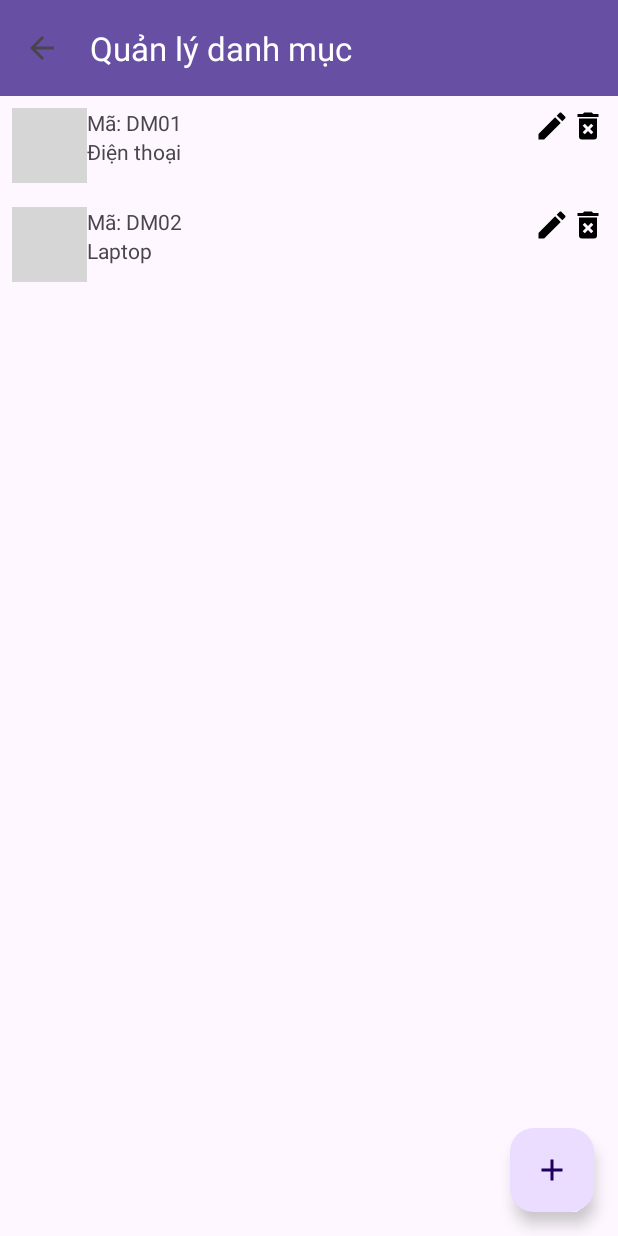
After one commit to Hailexuan00/appJPMart, an Android app: the DanhMucActivity screen opened directly, with no data from a screen before it, on a phone screen of 412 x 824 dp. The commit adds this screen. Run offline under Robolectric (Android 15) with nearby library versions, the phone set to English and light mode, and no system bars; grey boxes are pictures that could not be loaded.

Commit message:
code Danh Mục

```diff
--- a/app/src/main/AndroidManifest.xml
+++ b/app/src/main/AndroidManifest.xml
@@ -12,6 +12,9 @@
         android:supportsRtl="true"
         android:theme="@style/Theme.JPMart_app"
         tools:targetApi="31">
+        <activity
+            android:name=".ChucNang.DanhMucActivity"
+            android:exported="false" />
         <activity
             android:name=".ChucNang.NhanVienActivity"
             android:exported="false" />
--- /dev/null
+++ b/app/src/main/java/fpoly/hailxph49396/jpmart_app/Adapter/DanhMucAdapter.java
@@ -0,0 +1,102 @@
+package fpoly.hailxph49396.jpmart_app.Adapter;
+
+import android.app.AlertDialog;
+import android.content.Context;
+import android.view.LayoutInflater;
+import android.view.View;
+import android.view.ViewGroup;
+import android.widget.EditText;
+import android.widget.ImageButton;
+import android.widget.TextView;
+import android.widget.Toast;
+
+import androidx.annotation.NonNull;
+import androidx.recyclerview.widget.RecyclerView;
+
+import java.util.ArrayList;
+
+import fpoly.hailxph49396.jpmart_app.DAO.DanhMucDAO;
+
+import fpoly.hailxph49396.jpmart_app.DTO.DanhMucDTO;
+import fpoly.hailxph49396.jpmart_app.R;
+
+public class DanhMucAdapter extends RecyclerView.Adapter<DanhMucAdapter.ViewHolder> {
+    private Context context;
+    private ArrayList<DanhMucDTO> list;
+    private DanhMucDAO dao;
+
+    public DanhMucAdapter(Context context, ArrayList<DanhMucDTO> list, DanhMucDAO dao) {
+        this.context = context;
+        this.list = list;
+        this.dao = dao;
+    }
+
+    @NonNull
+    @Override
+    public ViewHolder onCreateViewHolder(@NonNull ViewGroup parent, int viewType) {
+        View v = LayoutInflater.from(context).inflate(R.layout.item_danh_muc, parent, false);
+        return new ViewHolder(v);
+    }
+
+    @Override
+    public void onBindViewHolder(@NonNull ViewHolder h, int position) {
+        DanhMucDTO dm = list.get(position);
+        h.tvMaDM.setText("Mã: " + dm.getMaDanhMuc());
+        h.tvTenDM.setText(dm.getTenDanhMuc());
+
+        h.btnEdit.setOnClickListener(v -> {
+            View dialogView = LayoutInflater.from(context).inflate(R.layout.dialog_danh_muc, null);
+            EditText edMa = dialogView.findViewById(R.id.edMaDM);
+            EditText edTen = dialogView.findViewById(R.id.edTenDM);
+
+            edMa.setText(dm.getMaDanhMuc());
+            edMa.setEnabled(false);
+            edTen.setText(dm.getTenDanhMuc());
+
+            new AlertDialog.Builder(context)
+                    .setTitle("Sửa Danh Mục")
+                    .setView(dialogView)
+                    .setPositiveButton("Lưu", (d, w) -> {
+                        dm.setTenDanhMuc(edTen.getText().toString().trim());
+                        if (dao.update(dm)) {
+                            list.set(position, dm);
+                            notifyItemChanged(position);
+                            Toast.makeText(context, "Đã cập nhật", Toast.LENGTH_SHORT).show();
+                        }
+                    })
+                    .setNegativeButton("Hủy", null)
+                    .show();
+        });
+
+        h.btnDelete.setOnClickListener(v -> {
+            new AlertDialog.Builder(context)
+                    .setMessage("Xóa danh mục này?")
+                    .setPositiveButton("Xóa", (d, w) -> {
+                        if (dao.delete(dm.getMaDanhMuc())) {
+                            list.remove(position);
+                            notifyItemRemoved(position);
+                            Toast.makeText(context, "Đã xóa", Toast.LENGTH_SHORT).show();
+                        }
+                    })
+                    .setNegativeButton("Hủy", null)
+                    .show();
+        });
+    }
+
+    @Override
+    public int getItemCount() {
+        return list.size();
+    }
+
+    public class ViewHolder extends RecyclerView.ViewHolder {
+        TextView tvMaDM, tvTenDM;
+        ImageButton btnEdit, btnDelete;
+        public ViewHolder(@NonNull View itemView) {
+            super(itemView);
+            tvMaDM = itemView.findViewById(R.id.tvMaDM);
+            tvTenDM = itemView.findViewById(R.id.tvTenDM);
+            btnEdit = itemView.findViewById(R.id.btnEditDM);
+            btnDelete = itemView.findViewById(R.id.btnDeleteDM);
+        }
+    }
+}
--- /dev/null
+++ b/app/src/main/java/fpoly/hailxph49396/jpmart_app/ChucNang/DanhMucActivity.java
@@ -0,0 +1,93 @@
+package fpoly.hailxph49396.jpmart_app.ChucNang;
+
+import android.app.AlertDialog;
+import android.content.Intent;
+import android.os.Bundle;
+import android.view.LayoutInflater;
+import android.view.View;
+import android.widget.EditText;
+import android.widget.Toast;
+
+import androidx.appcompat.app.AppCompatActivity;
+import androidx.appcompat.widget.Toolbar;
+import androidx.recyclerview.widget.LinearLayoutManager;
+import androidx.recyclerview.widget.RecyclerView;
+
+import com.google.android.material.floatingactionbutton.FloatingActionButton;
+
+import java.util.ArrayList;
+
+import fpoly.hailxph49396.jpmart_app.Adapter.DanhMucAdapter;
+import fpoly.hailxph49396.jpmart_app.DAO.DanhMucDAO;
+import fpoly.hailxph49396.jpmart_app.DTO.DanhMucDTO;
+import fpoly.hailxph49396.jpmart_app.MenuActivity;
+import fpoly.hailxph49396.jpmart_app.R;
+
+public class DanhMucActivity extends AppCompatActivity {
+    RecyclerView rcv;
+    FloatingActionButton fab;
+    DanhMucDAO dao;
+    ArrayList<DanhMucDTO> list;
+    DanhMucAdapter adapter;
+
+    @Override
+    protected void onCreate(Bundle savedInstanceState) {
+        super.onCreate(savedInstanceState);
+        setContentView(R.layout.activity_danh_muc);
+
+        rcv = findViewById(R.id.rcvDM);
+        fab = findViewById(R.id.fabAddDM);
+        dao = new DanhMucDAO(this);
+
+        loadData();
+
+        fab.setOnClickListener(v -> openDialogAdd());
+
+        Toolbar toolbar = findViewById(R.id.toolbar);
+        setSupportActionBar(toolbar);
+        if (getSupportActionBar() != null) {
+            getSupportActionBar().setTitle("Quản lý danh mục");
+            getSupportActionBar().setDisplayHomeAsUpEnabled(true);
+        }
+        toolbar.setNavigationOnClickListener(v -> {
+            Intent intent = new Intent(this, MenuActivity.class);
+            startActivity(intent);
+            finish();
+        });
+    }
+
+    private void loadData() {
+        list = dao.getAll();
+        adapter = new DanhMucAdapter(this, list, dao);
+        rcv.setLayoutManager(new LinearLayoutManager(this));
+        rcv.setAdapter(adapter);
+    }
+
+    private void openDialogAdd() {
+        View dialogView = LayoutInflater.from(this).inflate(R.layout.dialog_danh_muc, null);
+        EditText edMa = dialogView.findViewById(R.id.edMaDM);
+        EditText edTen = dialogView.findViewById(R.id.edTenDM);
+
+        new AlertDialog.Builder(this)
+                .setTitle("Thêm Danh Mục")
+                .setView(dialogView)
+                .setPositiveButton("Thêm", (d, w) -> {
+                    String ma = edMa.getText().toString().trim();
+                    String ten = edTen.getText().toString().trim();
+                    if (ma.isEmpty() || ten.isEmpty()) {
+                        Toast.makeText(this, "Không được bỏ trống", Toast.LENGTH_SHORT).show();
+                        return;
+                    }
+                    DanhMucDTO dm = new DanhMucDTO(ma, ten);
+                    if (dao.insert(dm)) {
+                        list.add(dm);
+                        adapter.notifyItemInserted(list.size() - 1);
+                        Toast.makeText(this, "Đã thêm", Toast.LENGTH_SHORT).show();
+                    } else {
+                        Toast.makeText(this, "Thêm thất bại (mã trùng?)", Toast.LENGTH_SHORT).show();
+                    }
+                })
+                .setNegativeButton("Hủy", null)
+                .show();
+    }
+}
--- a/app/src/main/java/fpoly/hailxph49396/jpmart_app/ChucNang/SanPhamActivity.java
+++ b/app/src/main/java/fpoly/hailxph49396/jpmart_app/ChucNang/SanPhamActivity.java
@@ -1,5 +1,6 @@
 package fpoly.hailxph49396.jpmart_app.ChucNang;
 
+import android.annotation.SuppressLint;
 import android.os.Bundle;
 
 import androidx.activity.EdgeToEdge;
@@ -8,10 +9,12 @@ import androidx.core.graphics.Insets;
 import androidx.core.view.ViewCompat;
 import androidx.core.view.WindowInsetsCompat;
 
+import fpoly.hailxph49396.jpmart_app.DTO.SanPhamDTO;
 import fpoly.hailxph49396.jpmart_app.R;
 
 public class SanPhamActivity extends AppCompatActivity {
 
+    @SuppressLint("MissingInflatedId")
     @Override
     protected void onCreate(Bundle savedInstanceState) {
         super.onCreate(savedInstanceState);
@@ -23,4 +26,6 @@ public class SanPhamActivity extends AppCompatActivity {
             return insets;
         });
     }
+
+
 }
--- /dev/null
+++ b/app/src/main/java/fpoly/hailxph49396/jpmart_app/DAO/DanhMucDAO.java
@@ -0,0 +1,55 @@
+package fpoly.hailxph49396.jpmart_app.DAO;
+
+import android.content.ContentValues;
+import android.content.Context;
+import android.database.Cursor;
+import android.database.sqlite.SQLiteDatabase;
+
+import java.util.ArrayList;
+
+import fpoly.hailxph49396.jpmart_app.Database.DbHelper;
+import fpoly.hailxph49396.jpmart_app.DTO.DanhMucDTO;
+
+public class DanhMucDAO {
+    private SQLiteDatabase db;
+
+    public DanhMucDAO(Context context) {
+        DbHelper helper = new DbHelper(context);
+        db = helper.getWritableDatabase();
+    }
+
+    public ArrayList<DanhMucDTO> getAll() {
+        ArrayList<DanhMucDTO> list = new ArrayList<>();
+        Cursor c = db.rawQuery("SELECT * FROM DANH_MUC", null);
+        if (c.moveToFirst()) {
+            do {
+                list.add(new DanhMucDTO(
+                        c.getString(0),
+                        c.getString(1)
+                ));
+            } while (c.moveToNext());
+        }
+        c.close();
+        return list;
+    }
+
+    public boolean insert(DanhMucDTO dm) {
+        ContentValues values = new ContentValues();
+        values.put("MaDanhMuc", dm.getMaDanhMuc());
+        values.put("TenDanhMuc", dm.getTenDanhMuc());
+        long row = db.insert("DANH_MUC", null, values);
+        return row > 0;
+    }
+
+    public boolean update(DanhMucDTO dm) {
+        ContentValues values = new ContentValues();
+        values.put("TenDanhMuc", dm.getTenDanhMuc());
+        long row = db.update("DANH_MUC", values, "MaDanhMuc = ?", new String[]{dm.getMaDanhMuc()});
+        return row > 0;
+    }
+
+    public boolean delete(String maDanhMuc) {
+        long row = db.delete("DANH_MUC", "MaDanhMuc = ?", new String[]{maDanhMuc});
+        return row > 0;
+    }
+}
--- /dev/null
+++ b/app/src/main/java/fpoly/hailxph49396/jpmart_app/DTO/DanhMucDTO.java
@@ -0,0 +1,29 @@
+package fpoly.hailxph49396.jpmart_app.DTO;
+
+public class DanhMucDTO {
+    private String maDanhMuc;
+    private String tenDanhMuc;
+
+    public DanhMucDTO() {}
+
+    public DanhMucDTO(String maDanhMuc, String tenDanhMuc) {
+        this.maDanhMuc = maDanhMuc;
+        this.tenDanhMuc = tenDanhMuc;
+    }
+
+    public String getMaDanhMuc() {
+        return maDanhMuc;
+    }
+
+    public void setMaDanhMuc(String maDanhMuc) {
+        this.maDanhMuc = maDanhMuc;
+    }
+
+    public String getTenDanhMuc() {
+        return tenDanhMuc;
+    }
+
+    public void setTenDanhMuc(String tenDanhMuc) {
+        this.tenDanhMuc = tenDanhMuc;
+    }
+}
--- /dev/null
+++ b/app/src/main/res/drawable/ic_arrow_back_24.xml
@@ -0,0 +1,5 @@
+<vector xmlns:android="http://schemas.android.com/apk/res/android" android:autoMirrored="true" android:height="24dp" android:tint="#000000" android:viewportHeight="24" android:viewportWidth="24" android:width="24dp">
+
+    <path android:fillColor="@android:color/white" android:pathData="M20,11H7.83l5.59,-5.59L12,4l-8,8 8,8 1.41,-1.41L7.83,13H20v-2z"/>
+
+</vector>
--- /dev/null
+++ b/app/src/main/res/layout/activity_danh_muc.xml
@@ -0,0 +1,36 @@
+<androidx.constraintlayout.widget.ConstraintLayout
+    xmlns:android="http://schemas.android.com/apk/res/android"
+    xmlns:app="http://schemas.android.com/apk/res-auto"
+    android:layout_width="match_parent"
+    android:layout_height="match_parent">
+
+    <androidx.appcompat.widget.Toolbar
+        android:id="@+id/toolbar"
+        android:layout_width="0dp"
+        android:layout_height="?attr/actionBarSize"
+        android:background="?attr/colorPrimary"
+        app:title="Quản lý Danh Mục"
+        app:titleTextColor="@android:color/white"
+        app:layout_constraintTop_toTopOf="parent"
+        app:layout_constraintStart_toStartOf="parent"
+        app:layout_constraintEnd_toEndOf="parent" />
+
+    <androidx.recyclerview.widget.RecyclerView
+        android:id="@+id/rcvDM"
+        android:layout_width="0dp"
+        android:layout_height="0dp"
+        app:layout_constraintTop_toBottomOf="@id/toolbar"
+        app:layout_constraintBottom_toBottomOf="parent"
+        app:layout_constraintStart_toStartOf="parent"
+        app:layout_constraintEnd_toEndOf="parent"/>
+
+    <com.google.android.material.floatingactionbutton.FloatingActionButton
+        android:id="@+id/fabAddDM"
+        android:layout_width="wrap_content"
+        android:layout_height="wrap_content"
+        android:src="@drawable/ic_add"
+        android:contentDescription="Thêm danh mục"
+        app:layout_constraintBottom_toBottomOf="parent"
+        app:layout_constraintEnd_toEndOf="parent"
+        android:layout_margin="16dp"/>
+</androidx.constraintlayout.widget.ConstraintLayout>
--- /dev/null
+++ b/app/src/main/res/layout/item_danh_muc.xml
@@ -0,0 +1,45 @@
+<LinearLayout xmlns:android="http://schemas.android.com/apk/res/android"
+    android:layout_width="match_parent"
+    android:layout_height="wrap_content"
+    android:orientation="horizontal"
+    android:padding="8dp">
+
+    <ImageView
+        android:layout_width="50dp"
+        android:layout_height="50dp"
+        android:src="@drawable/bg_jpmart"
+        android:background="@android:color/transparent"
+        />
+    <LinearLayout
+        android:layout_width="0dp"
+        android:layout_height="wrap_content"
+        android:layout_weight="1"
+        android:orientation="vertical">
+
+        <TextView
+            android:id="@+id/tvMaDM"
+            android:layout_width="wrap_content"
+            android:layout_height="wrap_content"
+            android:text="Mã Danh Mục" />
+
+        <TextView
+            android:id="@+id/tvTenDM"
+            android:layout_width="wrap_content"
+            android:layout_height="wrap_content"
+            android:text="Tên Danh Mục" />
+    </LinearLayout>
+
+    <ImageButton
+        android:id="@+id/btnEditDM"
+        android:layout_width="wrap_content"
+        android:layout_height="wrap_content"
+        android:src="@drawable/ic_edit_24"
+        android:background="@android:color/transparent"/>
+
+    <ImageButton
+        android:id="@+id/btnDeleteDM"
+        android:layout_width="wrap_content"
+        android:layout_height="wrap_content"
+        android:src="@drawable/ic_delete"
+        android:background="@android:color/transparent"/>
+</LinearLayout>
```
Also changed, not shown: app/src/main/java/fpoly/hailxph49396/jpmart_app/Adapter/SanPhamAdapter.java (added, +83 -0 lines), app/src/main/java/fpoly/hailxph49396/jpmart_app/DAO/SanPhamDAO.java (added, +64 -0 lines), app/src/main/java/fpoly/hailxph49396/jpmart_app/DTO/SanPhamDTO.java (added, +81 -0 lines), app/src/main/java/fpoly/hailxph49396/jpmart_app/MenuActivity.java (+5 -3 lines), app/src/main/res/layout/dialog_danh_muc.xml (added, +18 -0 lines), app/src/main/res/layout/dialog_san_pham.xml (added, +57 -0 lines), app/src/main/res/layout/item_san_pham.xml (added, +54 -0 lines), app/src/main/res/drawable/danhmuc.jpg (added).
